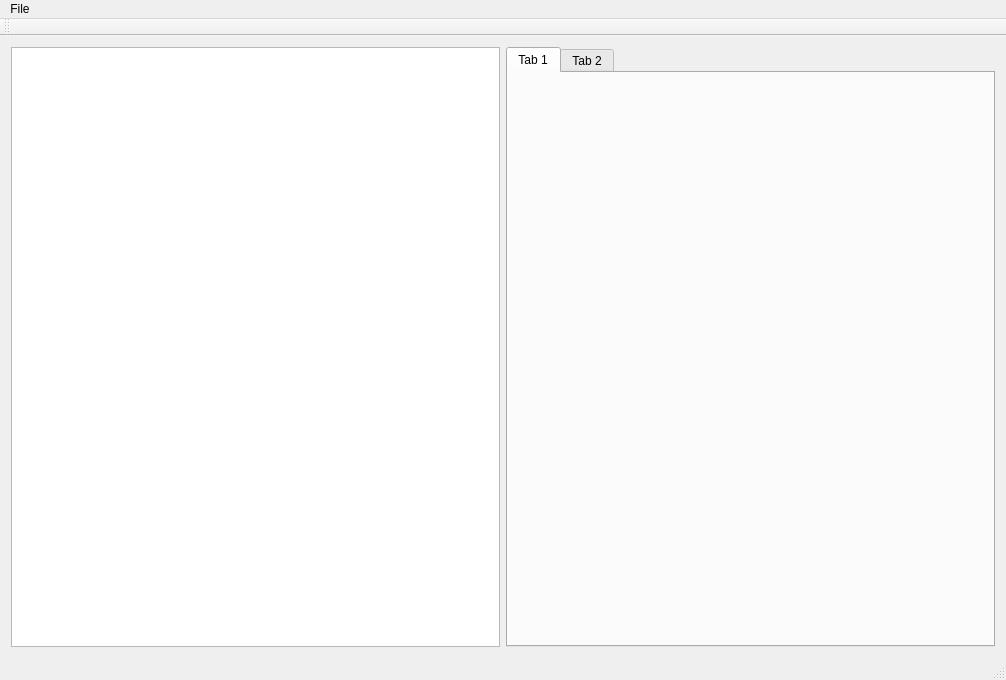
Before: the Qt Designer form RawRecovery/RawRecovery.ui in Lyarvo4ka/RecoveryProjects, drawn with Qt 5.
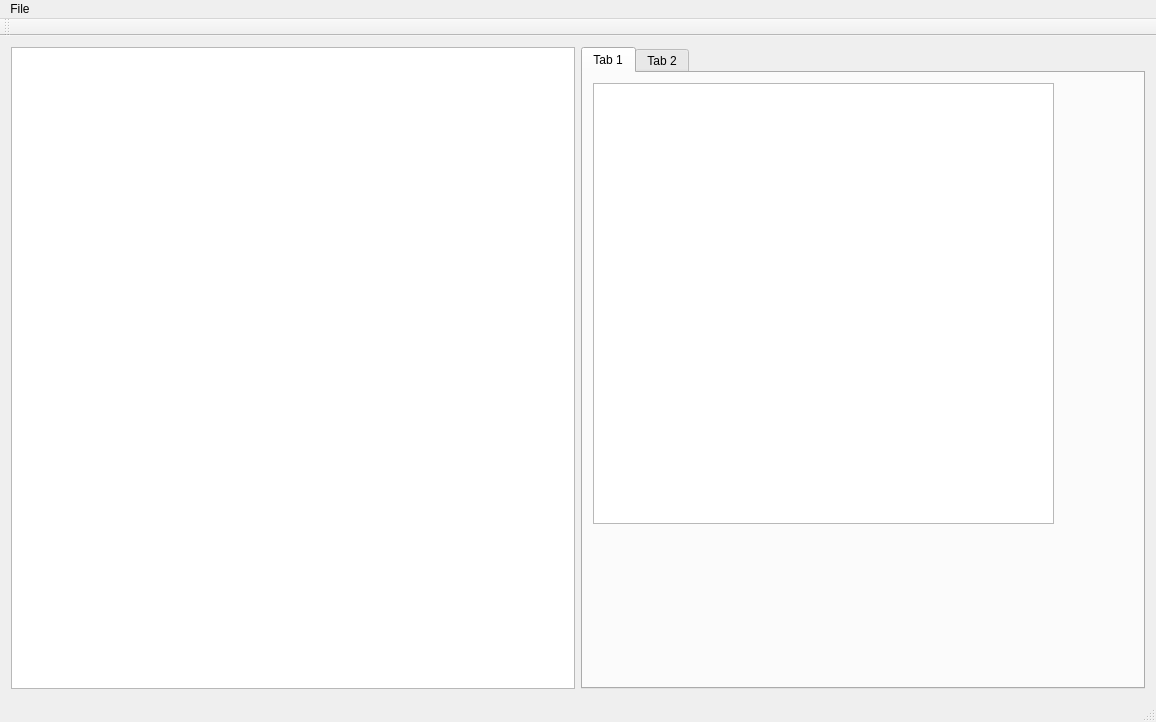
After: the same form once the commit is applied.

```diff
--- a/RawRecovery/RawRecovery.ui
+++ b/RawRecovery/RawRecovery.ui
@@ -6,8 +6,8 @@
    <rect>
     <x>0</x>
     <y>0</y>
-    <width>1006</width>
-    <height>680</height>
+    <width>1156</width>
+    <height>722</height>
    </rect>
   </property>
   <property name="windowTitle">
@@ -26,6 +26,16 @@
          <attribute name="title">
           <string>Tab 1</string>
          </attribute>
+         <widget class="QTreeView" name="signatureTree">
+          <property name="geometry">
+           <rect>
+            <x>10</x>
+            <y>10</y>
+            <width>461</width>
+            <height>441</height>
+           </rect>
+          </property>
+         </widget>
         </widget>
         <widget class="QWidget" name="tab_2">
          <attribute name="title">
@@ -43,7 +53,7 @@
     <rect>
      <x>0</x>
      <y>0</y>
-     <width>1006</width>
+     <width>1156</width>
      <height>21</height>
     </rect>
    </property>
```
Left out of the diff: 3 changed lines with no effect on the pictures.
